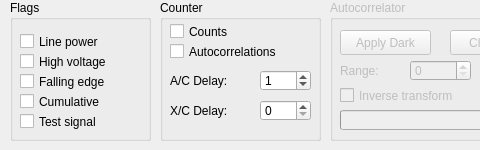
Old version of the form line.ui in the repository ahp-electronics/xc-gui; both pictures show x 0 to 480 and y 0 to 150 of the 1181 by 150 pixel window.
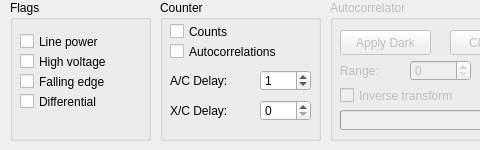
New version of the form.

Commit message: Added differential correlation

Patch:
```diff
--- a/line.ui
+++ b/line.ui
@@ -74,20 +74,7 @@
      </rect>
     </property>
     <property name="text">
-     <string>Cumulative</string>
-    </property>
-   </widget>
-   <widget class="QCheckBox" name="test">
-    <property name="geometry">
-     <rect>
-      <x>10</x>
-      <y>110</y>
-      <width>121</width>
-      <height>23</height>
-     </rect>
-    </property>
-    <property name="text">
-     <string>Test signal</string>
+     <string>Differential</string>
     </property>
    </widget>
   </widget>
```
The commit also changes 5 other files.
